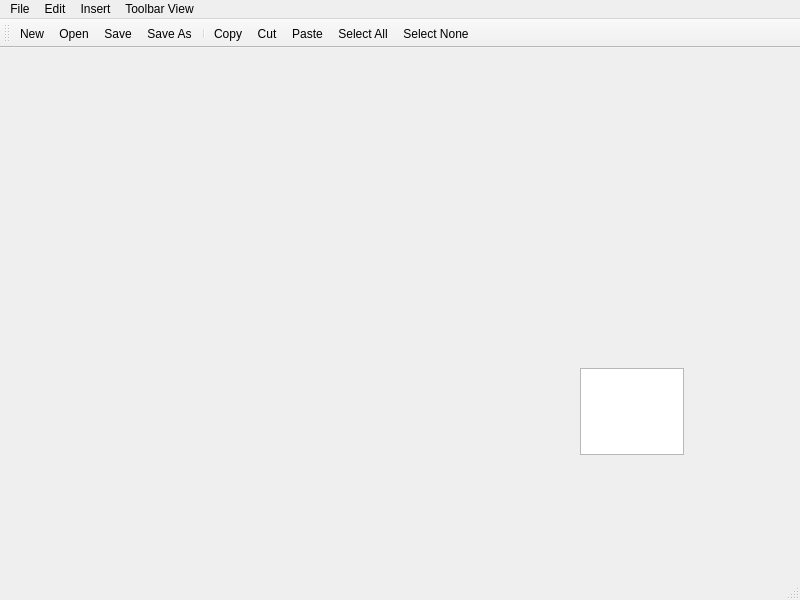
The window that TextEditor/mainwindow.ui (Info2win/QtWidgets) describes before a commit, drawn with Qt 5.
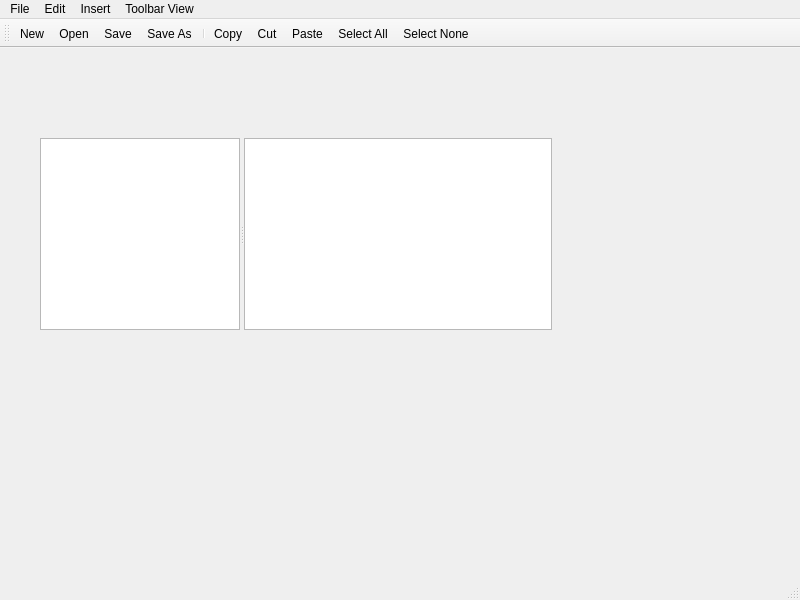
The same window after the commit. Icons and pictures are not drawn.

Patch:
```diff
--- a/TextEditor/mainwindow.ui
+++ b/TextEditor/mainwindow.ui
@@ -18,15 +18,27 @@
     <normaloff>:/icons/images/me.jpeg</normaloff>:/icons/images/me.jpeg</iconset>
   </property>
   <widget class="QWidget" name="centralwidget">
-   <widget class="QPlainTextEdit" name="plainTextEdit">
+   <widget class="QSplitter" name="splitter">
     <property name="geometry">
      <rect>
-      <x>580</x>
-      <y>320</y>
-      <width>104</width>
-      <height>87</height>
+      <x>40</x>
+      <y>90</y>
+      <width>512</width>
+      <height>192</height>
      </rect>
     </property>
+    <property name="orientation">
+     <enum>Qt::Horizontal</enum>
+    </property>
+    <widget class="QListWidget" name="listWidget">
+     <property name="maximumSize">
+      <size>
+       <width>200</width>
+       <height>16777215</height>
+      </size>
+     </property>
+    </widget>
+    <widget class="QPlainTextEdit" name="plainTextEdit"/>
    </widget>
   </widget>
   <widget class="QMenuBar" name="menubar">
```
